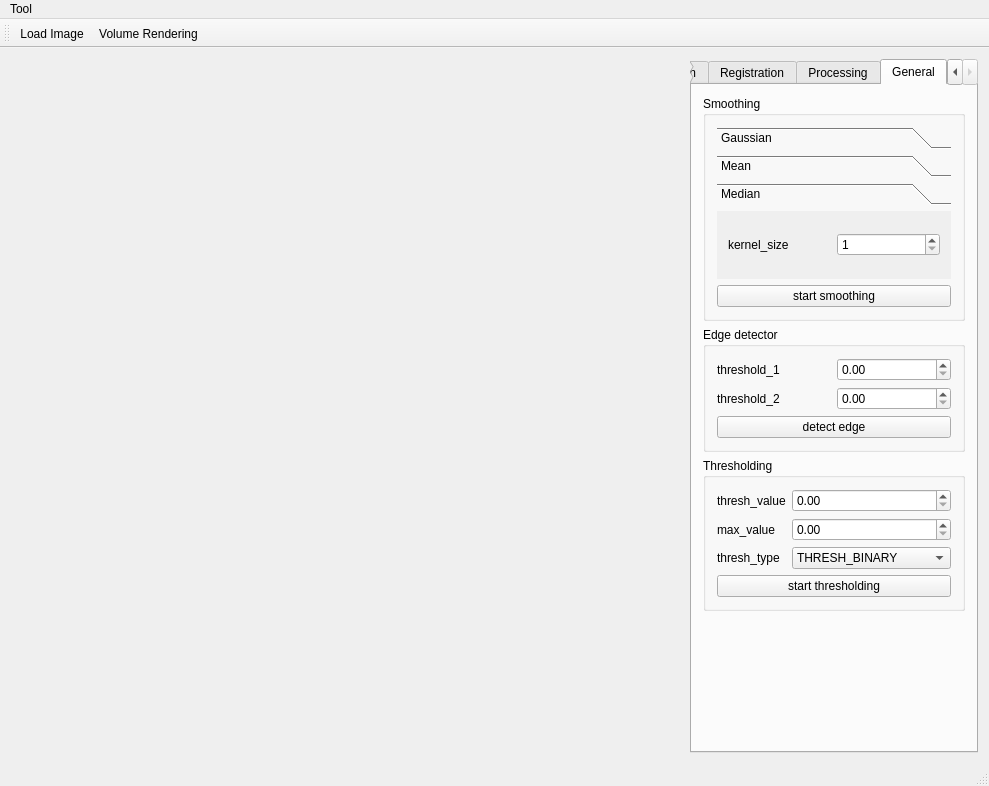
The window that frontend_pc/src/app/mainwindow.ui (zhangzwwww/medlab) describes before a commit, drawn with Qt 5.
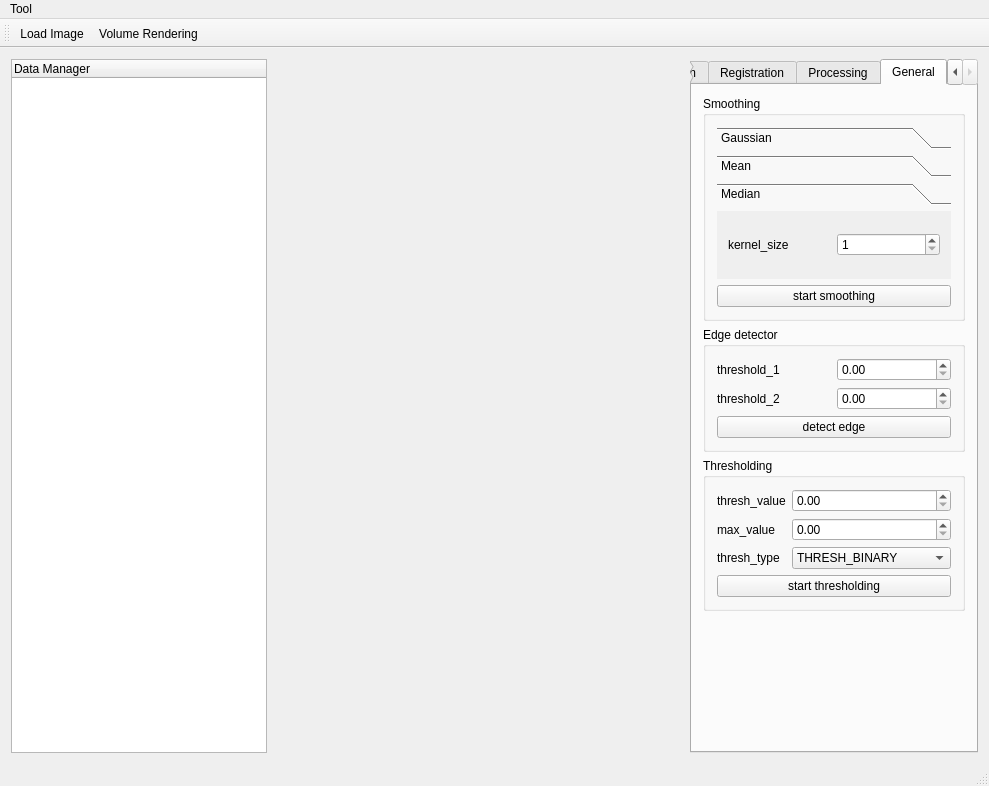
The same window after the commit. Custom widgets are drawn as their Qt base class.

Commit message: feat(data_manager):test tree widget, use vector to store data, may update later

```diff
--- a/frontend_pc/src/app/mainwindow.ui
+++ b/frontend_pc/src/app/mainwindow.ui
@@ -21,7 +21,10 @@
     </sizepolicy>
    </property>
    <layout class="QGridLayout" name="gridLayout">
-    <item row="0" column="2" rowspan="2">
+    <item row="0" column="1">
+     <widget class="QVTKWidget" name="view1"/>
+    </item>
+    <item row="0" column="3" rowspan="2">
      <widget class="QTabWidget" name="tabWidget">
       <property name="enabled">
        <bool>true</bool>
@@ -890,17 +893,29 @@
       </widget>
      </widget>
     </item>
-    <item row="0" column="1">
+    <item row="0" column="2">
      <widget class="QVTKWidget" name="view2"/>
     </item>
-    <item row="1" column="0">
-     <widget class="QVTKWidget" name="view3"/>
-    </item>
     <item row="1" column="1">
+     <widget class="QVTKWidget" name="view3"/>
+    </item>
+    <item row="1" column="2">
      <widget class="QVTKWidget" name="view4"/>
     </item>
-    <item row="0" column="0">
-     <widget class="QVTKWidget" name="view1"/>
+    <item row="0" column="0" rowspan="2">
+     <widget class="QTreeWidget" name="data_manager">
+      <property name="sizePolicy">
+       <sizepolicy hsizetype="Fixed" vsizetype="Expanding">
+        <horstretch>0</horstretch>
+        <verstretch>0</verstretch>
+       </sizepolicy>
+      </property>
+      <column>
+       <property name="text">
+        <string>Data Manager</string>
+       </property>
+      </column>
+     </widget>
     </item>
    </layout>
   </widget>
```
The commit also changes 3 other files.
